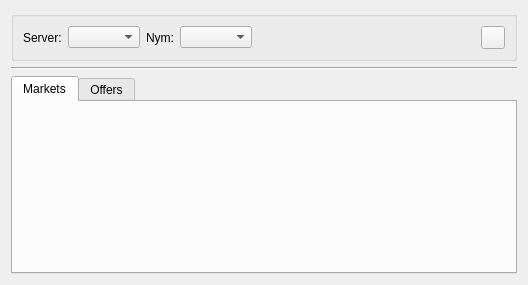
Qt form src/gui/ui/dlgmarkets.ui (Open-Transactions/Moneychanger) before a commit.
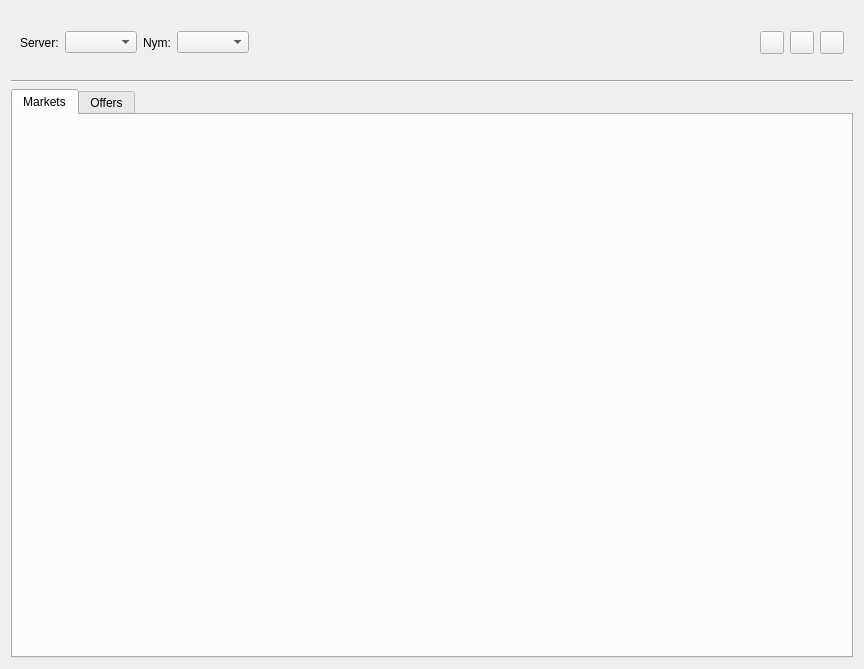
The same form after that commit.

Patch:
```diff
--- a/src/gui/ui/dlgmarkets.ui
+++ b/src/gui/ui/dlgmarkets.ui
@@ -6,19 +6,16 @@
    <rect>
     <x>0</x>
     <y>0</y>
-    <width>528</width>
-    <height>285</height>
+    <width>864</width>
+    <height>669</height>
    </rect>
   </property>
   <property name="windowTitle">
    <string>Bid/Ask Markets</string>
   </property>
-  <layout class="QVBoxLayout" name="verticalLayout">
+  <layout class="QVBoxLayout" name="verticalLayout" stretch="1,1,9">
    <item>
-    <widget class="QGroupBox" name="groupBox">
-     <property name="title">
-      <string/>
-     </property>
+    <widget class="QWidget" name="userBar" native="true">
      <layout class="QHBoxLayout" name="horizontalLayout_3">
       <item>
        <layout class="QHBoxLayout" name="horizontalLayout">
@@ -55,14 +52,28 @@
         </property>
         <property name="sizeHint" stdset="0">
          <size>
-          <width>49</width>
+          <width>392</width>
           <height>20</height>
          </size>
         </property>
        </spacer>
       </item>
       <item>
-       <widget class="QToolButton" name="toolButton">
+       <widget class="QToolButton" name="toolButtonTradeArchive">
+        <property name="text">
+         <string/>
+        </property>
+       </widget>
+      </item>
+      <item>
+       <widget class="QToolButton" name="toolButtonRefreshAccounts">
+        <property name="text">
+         <string/>
+        </property>
+       </widget>
+      </item>
+      <item>
+       <widget class="QToolButton" name="toolButtonRefreshOffers">
         <property name="text">
          <string/>
         </property>
```
